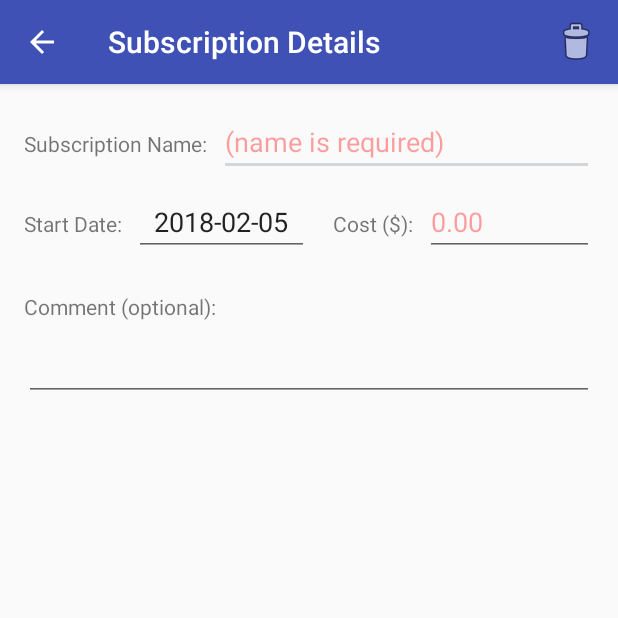
After one commit to devonupton/douptonSubBook, an Android app: the SubDetailsActivity screen opened directly, with no data from a screen before it, on a phone screen of 412 x 824 dp, the top half of it. The commit adds this screen. Run offline under Robolectric (Android 15) with nearby library versions, the phone set to English and light mode, and no system bars.

Commit message:
Nearly finished. Add/Edit/Delete/Save/Load working

```diff
--- a/app/src/main/AndroidManifest.xml
+++ b/app/src/main/AndroidManifest.xml
@@ -3,6 +3,7 @@
     package="com.doupton.douptonsubbook">
 
     <application
+        android:name="com.doupton.douptonsubbook.MyApplication"
         android:allowBackup="true"
         android:icon="@mipmap/ic_launcher"
         android:label="@string/app_name"
@@ -16,6 +17,10 @@
                 <category android:name="android.intent.category.LAUNCHER" />
             </intent-filter>
         </activity>
+        <activity android:name=".SubDetailsActivity"
+            android:parentActivityName=".SubBookMainActivity"
+            android:label="Subscription Details">
+        </activity>
     </application>
 
 </manifest>
--- /dev/null
+++ b/app/src/main/java/com/doupton/douptonsubbook/SubDetailsActivity.java
@@ -0,0 +1,169 @@
+package com.doupton.douptonsubbook;
+
+import android.app.Application;
+import android.app.DatePickerDialog;
+import android.content.Intent;
+import android.support.v7.app.AppCompatActivity;
+import android.os.Bundle;
+import android.view.Menu;
+import android.view.MenuInflater;
+import android.view.MenuItem;
+import android.view.View;
+import android.widget.DatePicker;
+import android.widget.EditText;
+
+import java.math.BigDecimal;
+import java.text.DecimalFormat;
+import java.text.SimpleDateFormat;
+import java.util.Calendar;
+
+public class SubDetailsActivity extends AppCompatActivity {
+
+    private Calendar startDate;
+    private Subscription current;
+    private SubscriptionManager manager;
+    // Flag for whether delete was pressed
+    private boolean canceled;
+
+    @Override
+    protected void onCreate(Bundle savedInstanceState) {
+        super.onCreate(savedInstanceState);
+        setContentView(R.layout.activity_sub_details);
+
+        canceled = false;
+        initializeDatePicker();
+        // TODO: Test if save file works
+        this.manager = new SubscriptionManager(this);
+
+        Intent intent = getIntent();
+        int index = intent.getIntExtra(SubBookMainActivity.EXTRA_SUB_INDEX, -1);
+        populateFields(index);
+    }
+
+    private void populateFields(int index) {
+
+        // New subscription
+        if (index < 0){
+            // Just initialize the date
+            this.current = null;
+            this.startDate = Calendar.getInstance();
+            updateDate();
+        }
+        else{
+            this.current = MyApplication.subList.get(index);
+
+            // Set name
+            EditText nameEditText = findViewById(R.id.nameEditText);
+            nameEditText.setText(current.getName());
+
+            // Set date
+            this.startDate = current.getStartDate();
+            updateDate();
+
+            // Set monthly charge
+            // Source : https://stackoverflow.com/questions/10269045/
+            DecimalFormat df = new DecimalFormat();
+            df.setMaximumFractionDigits(2);
+            df.setMinimumFractionDigits(2);
+            df.setGroupingUsed(false);
+            EditText chargeEditText = findViewById(R.id.chargeEditText);
+            chargeEditText.setText(df.format(current.getMonthlyCharge()));
+
+            // Set comment
+            EditText commentEditText = findViewById(R.id.commentEditText);
+            commentEditText.setText(current.getComment());
+        }
+    }
+
+    private void initializeDatePicker() {
+        /* The following code is sourced form https://stackoverflow.com/questions/35604072 */
+
+        EditText dateEditText= findViewById(R.id.dateEditText);
+        final DatePickerDialog.OnDateSetListener listener = new DatePickerDialog.OnDateSetListener() {
+
+            @Override
+            public void onDateSet(DatePicker view, int year, int monthOfYear, int dayOfMonth) {
+                startDate.set(Calendar.YEAR, year);
+                startDate.set(Calendar.MONTH, monthOfYear);
+                startDate.set(Calendar.DAY_OF_MONTH, dayOfMonth);
+                updateDate();
+            }
+
+        };
+
+        dateEditText.setOnClickListener(new View.OnClickListener() {
+
+            @Override
+            public void onClick(View v) {
+                new DatePickerDialog(SubDetailsActivity.this, listener,
+                        startDate.get(Calendar.YEAR), startDate.get(Calendar.MONTH),
+                        startDate.get(Calendar.DAY_OF_MONTH)).show();
+            }
+        });
+    }
+
+    private void updateDate() {
+        SimpleDateFormat format = new SimpleDateFormat("yyyy-MM-dd");
+
+        EditText dateEditText= findViewById(R.id.dateEditText);
+        dateEditText.setText(format.format(startDate.getTime()));
+    }
+
+    @Override
+    protected void onPause() {
+        super.onPause();
+
+        // Don't save anything if canceled
+        if (canceled) return;
+
+        // Attempt to save the current data
+        EditText nameEditText = findViewById(R.id.nameEditText);
+        String name = nameEditText.getText().toString();
+
+        if (name.length() > 0){
+            EditText chargeEditText = findViewById(R.id.chargeEditText);
+            EditText commentEditText = findViewById(R.id.commentEditText);
+
+            String comment = commentEditText.getText().toString();
+            String chargeString = chargeEditText.getText().toString();
+            if (chargeString.length() == 0){
+                chargeString = "0";
+            }
+            BigDecimal charge = new BigDecimal(chargeString);
+
+
+            if (current == null){
+                current = new Subscription(name, this.startDate, charge, comment);
+                MyApplication.subList.add(current);
+            }
+            else{
+                current.setName(name);
+                current.setStartDate(this.startDate);
+                current.setMonthlyCharge(charge);
+                current.setComment(comment);
+            }
+            manager.saveToFile(MyApplication.subList);
+        }
+    }
+
+    // Source: https://stackoverflow.com/questions/31387012/
+    @Override
+    public boolean onCreateOptionsMenu(Menu menu) {
+        MenuInflater inflater = getMenuInflater();
+        inflater.inflate(R.menu.details_menu, menu);
+        return true;
+    }
+
+    @Override
+    public boolean onOptionsItemSelected(MenuItem item) {
+        if (item.getItemId() == R.id.deleteButton){
+            if (this.current != null){
+                MyApplication.subList.remove(current);
+            }
+            manager.saveToFile(MyApplication.subList);
+
+            // TODO:  Nav back!!!
+        }
+        return super.onOptionsItemSelected(item);
+    }
+}
--- /dev/null
+++ b/app/src/main/res/layout/activity_sub_details.xml
@@ -0,0 +1,126 @@
+<?xml version="1.0" encoding="utf-8"?>
+<android.support.constraint.ConstraintLayout xmlns:android="http://schemas.android.com/apk/res/android"
+    xmlns:app="http://schemas.android.com/apk/res-auto"
+    xmlns:tools="http://schemas.android.com/tools"
+    android:layout_width="match_parent"
+    android:layout_height="match_parent"
+    tools:context="com.doupton.douptonsubbook.SubDetailsActivity"
+    tools:layout_editor_absoluteY="81dp">
+
+    <EditText
+        android:id="@+id/nameEditText"
+        android:layout_width="0dp"
+        android:layout_height="wrap_content"
+        android:layout_marginEnd="16dp"
+        android:layout_marginStart="8dp"
+        android:layout_marginTop="16dp"
+        android:ems="10"
+        android:hint="@string/name_label_hint"
+        android:inputType="textPersonName"
+        android:maxLength="20"
+        android:singleLine="true"
+        android:textColorHint="@color/validationHint"
+        app:layout_constraintEnd_toEndOf="parent"
+        app:layout_constraintStart_toEndOf="@+id/nameTextView"
+        app:layout_constraintTop_toTopOf="parent"
+        tools:text="Name" />
+
+    <EditText
+        android:id="@+id/commentEditText"
+        android:layout_width="0dp"
+        android:layout_height="wrap_content"
+        android:layout_marginEnd="16dp"
+        android:layout_marginStart="16dp"
+        android:layout_marginTop="8dp"
+        android:ems="10"
+        android:inputType="textMultiLine"
+        android:maxLength="30"
+        app:layout_constraintEnd_toEndOf="parent"
+        app:layout_constraintStart_toStartOf="parent"
+        app:layout_constraintTop_toBottomOf="@+id/commentTextView"
+        tools:text="comment" />
+
+    <EditText
+        android:id="@+id/dateEditText"
+        android:layout_width="0dp"
+        android:layout_height="wrap_content"
+        android:layout_marginStart="8dp"
+        android:layout_marginTop="8dp"
+        android:clickable="true"
+        android:longClickable="false"
+        android:focusable="false"
+        android:ems="10"
+        android:inputType="none"
+        android:textAlignment="center"
+        app:layout_constraintEnd_toStartOf="@+id/space"
+        app:layout_constraintStart_toEndOf="@+id/dateTextView"
+        app:layout_constraintTop_toBottomOf="@+id/nameEditText"
+        tools:text="2018-01-01" />
+
+    <EditText
+        android:id="@+id/chargeEditText"
+        android:layout_width="0dp"
+        android:layout_height="wrap_content"
+        android:layout_marginEnd="16dp"
+        android:layout_marginStart="8dp"
+        android:ems="10"
+        android:hint="@string/cost_label_hint"
+        android:inputType="numberDecimal"
+        android:maxLength="6"
+        android:textColorHint="@color/validationHint"
+        app:layout_constraintBaseline_toBaselineOf="@+id/chargeTextView"
+        app:layout_constraintEnd_toEndOf="parent"
+        app:layout_constraintStart_toEndOf="@+id/chargeTextView"
+        tools:text="500" />
+
+    <TextView
+        android:id="@+id/nameTextView"
+        android:layout_width="wrap_content"
+        android:layout_height="wrap_content"
+        android:layout_marginStart="16dp"
+        android:labelFor="@+id/nameEditText"
+        android:text="@string/name_label"
+        app:layout_constraintBaseline_toBaselineOf="@+id/nameEditText"
+        app:layout_constraintStart_toStartOf="parent" />
+
+    <TextView
+        android:id="@+id/dateTextView"
+        android:layout_width="wrap_content"
+        android:layout_height="wrap_content"
+        android:layout_marginStart="16dp"
+        android:labelFor="@+id/dateEditText"
+        android:text="@string/date_label"
+        app:layout_constraintBaseline_toBaselineOf="@+id/dateEditText"
+        app:layout_constraintStart_toStartOf="parent" />
+
+    <TextView
+        android:id="@+id/chargeTextView"
+        android:layout_width="wrap_content"
+        android:layout_height="wrap_content"
+        android:layout_marginStart="16dp"
+        android:labelFor="@+id/chargeEditText"
+        android:text="@string/cost_label"
+        app:layout_constraintBaseline_toBaselineOf="@+id/dateEditText"
+        app:layout_constraintStart_toEndOf="@+id/space" />
+
+    <TextView
+        android:id="@+id/commentTextView"
+        android:layout_width="wrap_content"
+        android:layout_height="wrap_content"
+        android:layout_marginStart="16dp"
+        android:layout_marginTop="24dp"
+        android:labelFor="@+id/commentEditText"
+        android:text="@string/comment_label"
+        app:layout_constraintStart_toStartOf="parent"
+        app:layout_constraintTop_toBottomOf="@+id/dateEditText" />
+
+    <Space
+        android:id="@+id/space"
+        android:layout_width="wrap_content"
+        android:layout_height="wrap_content"
+        android:layout_marginTop="32dp"
+        app:layout_constraintEnd_toEndOf="parent"
+        app:layout_constraintHorizontal_bias="0.5"
+        app:layout_constraintStart_toStartOf="parent"
+        app:layout_constraintTop_toBottomOf="@+id/nameEditText" />
+</android.support.constraint.ConstraintLayout>
--- a/app/src/main/res/layout/row_subscription_list_view.xml
+++ b/app/src/main/res/layout/row_subscription_list_view.xml
@@ -43,4 +43,3 @@
         app:layout_constraintTop_toTopOf="parent"
         tools:text="$00.00" />
 </android.support.constraint.ConstraintLayout>
-<!-- TODO: Source https://stackoverflow.com/questions/15832335 -->
--- /dev/null
+++ b/app/src/main/res/menu/details_menu.xml
@@ -0,0 +1,11 @@
+<?xml version="1.0" encoding="utf-8"?>
+<menu xmlns:android="http://schemas.android.com/apk/res/android"
+    xmlns:app="http://schemas.android.com/apk/res-auto">
+
+    <item
+        android:id="@+id/deleteButton"
+        android:icon="@android:drawable/ic_menu_delete"
+        android:orderInCategory="0"
+        android:title="@string/delete_button_label"
+        app:showAsAction="always" />
+</menu>
--- a/app/src/main/res/values/colors.xml
+++ b/app/src/main/res/values/colors.xml
@@ -2,5 +2,6 @@
 <resources>
     <color name="colorPrimary">#3F51B5</color>
     <color name="colorPrimaryDark">#303F9F</color>
-    <color name="colorAccent">#97999a</color>
+    <color name="colorAccent">#d2d6d9</color>
+    <color name="validationHint">#60ff0000</color>
 </resources>
--- a/app/src/main/res/values/strings.xml
+++ b/app/src/main/res/values/strings.xml
@@ -1,4 +1,13 @@
 <resources>
     <string name="app_name">douptonSubBook</string>
     <string name="total">Total Charge:</string>
+    <string name="name_label">Subscription Name:</string>
+    <string name="date_label">Start Date:</string>
+    <string name="cost_label">Cost ($):</string>
+    <string name="comment_label">Comment (optional):</string>
+    <string name="name_label_hint">(name is required)</string>
+    <string name="cost_label_hint">0.00</string>
+
+    <string name="create_button_label">Create</string>
+    <string name="delete_button_label">Delete</string>
 </resources>
```
Also changed, not shown: app/src/main/java/com/doupton/douptonsubbook/MyApplication.java (added, +21 -0 lines), app/src/main/java/com/doupton/douptonsubbook/SubBookMainActivity.java (+65 -23 lines), app/src/main/java/com/doupton/douptonsubbook/Subscription.java (+11 -7 lines), app/src/main/java/com/doupton/douptonsubbook/SubscriptionArrayAdapter.java (+4 -4 lines), app/src/main/java/com/doupton/douptonsubbook/SubscriptionManager.java (+4 -4 lines), app/src/main/res/layout/activity_sub_book_main.xml (+18 -34 lines), app/src/main/res/menu/main_menu.xml (added, +11 -0 lines), 1 other file.
